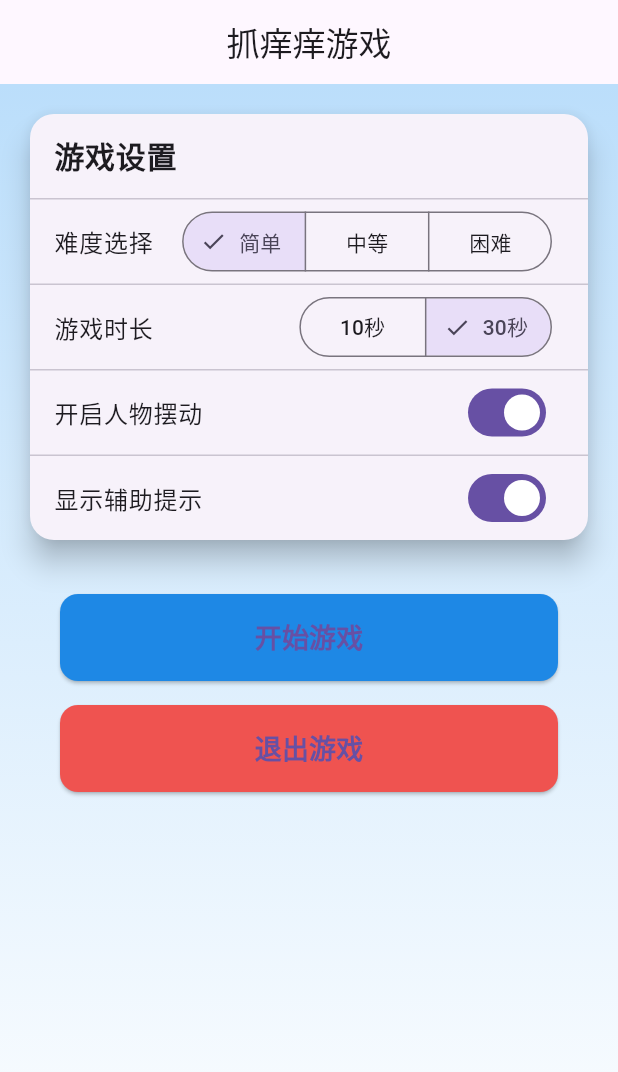
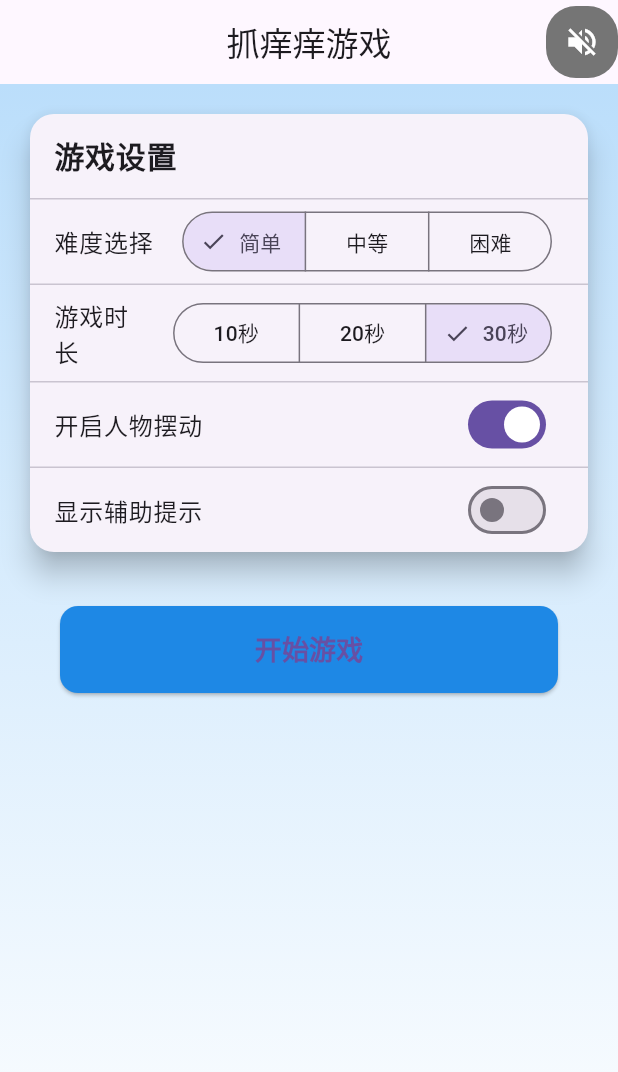
Before and after one commit to yolens-bst/ai-game, a Flutter app: the screen it shows after launch, after a tap on "简单", on a phone screen of 412 x 824 dp. Shown: the top 1072 px of the screen. Run offline on Flutter 3.47's test engine with Material 3 defaults, Android fonts, the phone set to English and light mode, and no system bars; our stand-ins replace get, just_audio, shared_preferences; missing offline and left inert: flame.

Commit message:
setting save,audio

```diff
--- a/lib/game/combo_system.dart
+++ b/lib/game/combo_system.dart
@@ -1,5 +1,6 @@
 import 'dart:math';
 import 'package:vector_math/vector_math_64.dart';
+import 'sound_manager.dart';
 
 class ComboSystem {
   int _currentCombo = 0;
@@ -15,6 +16,7 @@ class ComboSystem {
           hitTime.difference(_lastCorrectHitTime!) <
               const Duration(seconds: 2)) {
         _currentCombo++;
+        SoundManager().playCombo(_currentCombo);
       } else {
         _currentCombo = 1;
       }
--- /dev/null
+++ b/lib/models/game_settings.dart
@@ -0,0 +1,67 @@
+import 'package:shared_preferences/shared_preferences.dart';
+
+class GameSettings {
+  static final GameSettings _instance = GameSettings._internal();
+  factory GameSettings() => _instance;
+  GameSettings._internal();
+
+  late SharedPreferences _prefs;
+
+  int _difficulty = 1;
+  String _duration = '30秒';
+  bool _enableSwing = true;
+  bool _enableHints = false;
+  bool _soundEnabled = false;
+
+  int get difficulty => _difficulty;
+  String get duration => _duration;
+  bool get enableSwing => _enableSwing;
+  bool get enableHints => _enableHints;
+  bool get soundEnabled => _soundEnabled;
+
+  Future<void> init() async {
+    _prefs = await SharedPreferences.getInstance();
+    _loadSettings();
+  }
+
+  Future<void> _loadSettings() async {
+    _difficulty = _prefs.getInt('difficulty') ?? 1;
+    _duration = _prefs.getString('duration') ?? '30秒';
+    _enableSwing = _prefs.getBool('enableSwing') ?? true;
+    _enableHints = _prefs.getBool('enableHints') ?? false;
+    _soundEnabled = _prefs.getBool('soundEnabled') ?? false;
+  }
+
+  Future<void> saveSettings() async {
+    await _prefs.setInt('difficulty', _difficulty);
+    await _prefs.setString('duration', _duration);
+    await _prefs.setBool('enableSwing', _enableSwing);
+    await _prefs.setBool('enableHints', _enableHints);
+    await _prefs.setBool('soundEnabled', _soundEnabled);
+  }
+
+  set difficulty(int value) {
+    _difficulty = value;
+    saveSettings();
+  }
+
+  set duration(String value) {
+    _duration = value;
+    saveSettings();
+  }
+
+  set enableSwing(bool value) {
+    _enableSwing = value;
+    saveSettings();
+  }
+
+  set enableHints(bool value) {
+    _enableHints = value;
+    saveSettings();
+  }
+
+  set soundEnabled(bool value) {
+    _soundEnabled = value;
+    saveSettings();
+  }
+}
--- a/lib/screens/start_screen.dart
+++ b/lib/screens/start_screen.dart
@@ -1,12 +1,33 @@
 import 'package:flutter/material.dart';
 import 'package:get/get.dart';
 import '../game/sound_manager.dart';
+import '../models/game_settings.dart';
 
-class StartScreen extends StatelessWidget {
-  final RxString difficulty = '中等'.obs;
-  final RxString duration = '30秒'.obs;
-  final RxBool enableSwing = true.obs;
-  final RxBool enableHints = true.obs;
+class StartScreen extends StatefulWidget {
+  @override
+  _StartScreenState createState() => _StartScreenState();
+}
+
+class _StartScreenState extends State<StartScreen> {
+  final SoundManager _soundManager = SoundManager();
+
+  final GameSettings _settings = GameSettings();
+
+  @override
+  void initState() {
+    super.initState();
+    _settings.init().then((_) {
+      _soundManager.setEnabled(_settings.soundEnabled);
+      setState(() {});
+    });
+  }
+
+  @override
+  void dispose() {
+    _soundManager.stopBgm();
+    _soundManager.setEnabled(true); // 恢复默认bgm状态
+    super.dispose();
+  }
 
   @override
   Widget build(BuildContext context) {
@@ -14,6 +35,37 @@ class StartScreen extends StatelessWidget {
       appBar: AppBar(
         title: Text('抓痒痒游戏'),
         centerTitle: true,
+        actions: [
+          AnimatedContainer(
+            duration: Duration(milliseconds: 200),
+            decoration: BoxDecoration(
+              color:
+                  _settings.soundEnabled ? Colors.blue[700] : Colors.grey[600],
+              borderRadius: BorderRadius.circular(20),
+            ),
+            child: IconButton(
+              icon: AnimatedSwitcher(
+                duration: Duration(milliseconds: 200),
+                child: Icon(
+                  _settings.soundEnabled ? Icons.volume_up : Icons.volume_off,
+                  key: ValueKey<bool>(_settings.soundEnabled),
+                  color: Colors.white,
+                ),
+              ),
+              onPressed: () {
+                setState(() {
+                  _settings.soundEnabled = !_settings.soundEnabled;
+                  _soundManager.setEnabled(_settings.soundEnabled);
+                  if (_settings.soundEnabled) {
+                    _soundManager.playBgm(isHome: true);
+                  } else {
+                    _soundManager.stopBgm();
+                  }
+                });
+              },
+            ),
+          ),
+        ],
       ),
       body: Container(
         decoration: BoxDecoration(
@@ -70,39 +122,18 @@ class StartScreen extends StatelessWidget {
                       ),
                       minimumSize: Size(double.infinity, 0),
                     ),
-                    onPressed: () {
+                    onPressed: () async {
                       SoundManager().playClick();
+                      await _settings.saveSettings();
                       Get.offNamed('/game', arguments: {
-                        'difficulty': difficulty.value,
-                        'duration': duration.value,
-                        'enableSwing': enableSwing.value,
-                        'enableHints': enableHints.value,
+                        'difficulty': _settings.difficulty,
+                        'duration': _settings.duration,
+                        'enableSwing': _settings.enableSwing,
+                        'enableHints': _settings.enableHints,
                       });
                     },
                     child: Text(
                       '开始游戏',
-                      style: TextStyle(
-                        fontSize: 18,
-                        fontWeight: FontWeight.bold,
-                      ),
-                    ),
-                  ),
-                  SizedBox(height: 16),
-                  ElevatedButton(
-                    style: ElevatedButton.styleFrom(
-                      backgroundColor: Colors.red.shade400,
-                      padding: const EdgeInsets.symmetric(vertical: 16),
-                      shape: RoundedRectangleBorder(
-                        borderRadius: BorderRadius.circular(12),
-                      ),
-                      minimumSize: Size(double.infinity, 0),
-                    ),
-                    onPressed: () {
-                      SoundManager().playClick();
-                      Get.back();
-                    },
-                    child: Text(
-                      '退出游戏',
                       style: TextStyle(
                         fontSize: 18,
                         fontWeight: FontWeight.bold,
@@ -119,51 +150,64 @@ class StartScreen extends StatelessWidget {
   }
 
   Widget _buildDifficultySelector() {
-    return Obx(() => ListTile(
+    return ListTile(
       title: Text('难度选择'),
       trailing: SegmentedButton(
         segments: [
-              ButtonSegment(value: '简单', label: Text('简单')),
-              ButtonSegment(value: '中等', label: Text('中等')),
-              ButtonSegment(value: '困难', label: Text('困难')),
+          ButtonSegment(value: 0, label: Text('简单')),
+          ButtonSegment(value: 1, label: Text('中等')),
+          ButtonSegment(value: 2, label: Text('困难')),
         ],
-            selected: {difficulty.value},
+        selected: {_settings.difficulty},
         onSelectionChanged: (newSelection) {
-              difficulty.value = newSelection.first;
+          setState(() {
+            _settings.difficulty = newSelection.first;
+          });
         },
       ),
-        ));
+    );
   }
 
   Widget _buildDurationSelector() {
-    return Obx(() => ListTile(
+    return ListTile(
       title: Text('游戏时长'),
       trailing: SegmentedButton(
         segments: [
           ButtonSegment(value: '10秒', label: Text('10秒')),
+          ButtonSegment(value: '20秒', label: Text('20秒')),
           ButtonSegment(value: '30秒', label: Text('30秒')),
         ],
-            selected: {duration.value},
+        selected: {_settings.duration},
         onSelectionChanged: (newSelection) {
-              duration.value = newSelection.first;
+          setState(() {
+            _settings.duration = newSelection.first;
+          });
         },
       ),
-        ));
+    );
   }
 
   Widget _buildSwingToggle() {
-    return Obx(() => SwitchListTile(
+    return SwitchListTile(
       title: Text('开启人物摆动'),
-          value: enableSwing.value,
-          onChanged: (value) => enableSwing.value = value,
-        ));
+      value: _settings.enableSwing,
+      onChanged: (value) {
+        setState(() {
+          _settings.enableSwing = value;
+        });
+      },
+    );
   }
 
   Widget _buildHintsToggle() {
-    return Obx(() => SwitchListTile(
+    return SwitchListTile(
       title: Text('显示辅助提示'),
-          value: enableHints.value,
-          onChanged: (value) => enableHints.value = value,
-        ));
+      value: _settings.enableHints,
+      onChanged: (value) {
+        setState(() {
+          _settings.enableHints = value;
+        });
+      },
+    );
   }
 }
```
Also changed, not shown: lib/components/game_result_dialog.dart (+26 -11 lines), lib/game/sound_manager.dart (+28 -34 lines), lib/game/tickle_game.dart (+9 -3 lines), lib/main.dart (+2 -15 lines), pubspec.yaml (+3 -11 lines), pubspec.lock, 11 other files. Lines whose indentation alone changed are shown as unchanged.
